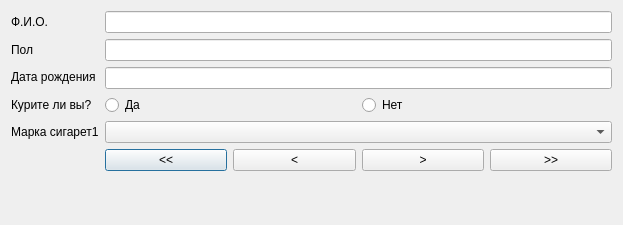
Qt form dlg1.ui (Kwic05/survey_wip) before a commit.
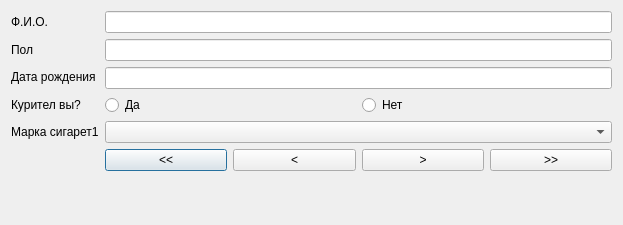
The same form after that commit.

Diff of the .ui file:
```diff
--- a/dlg1.ui
+++ b/dlg1.ui
@@ -43,7 +43,7 @@
      <item>
       <widget class="QLabel" name="label_8">
        <property name="text">
-        <string>Курите ли вы?</string>
+        <string>Курител вы?</string>
        </property>
       </widget>
      </item>
```
